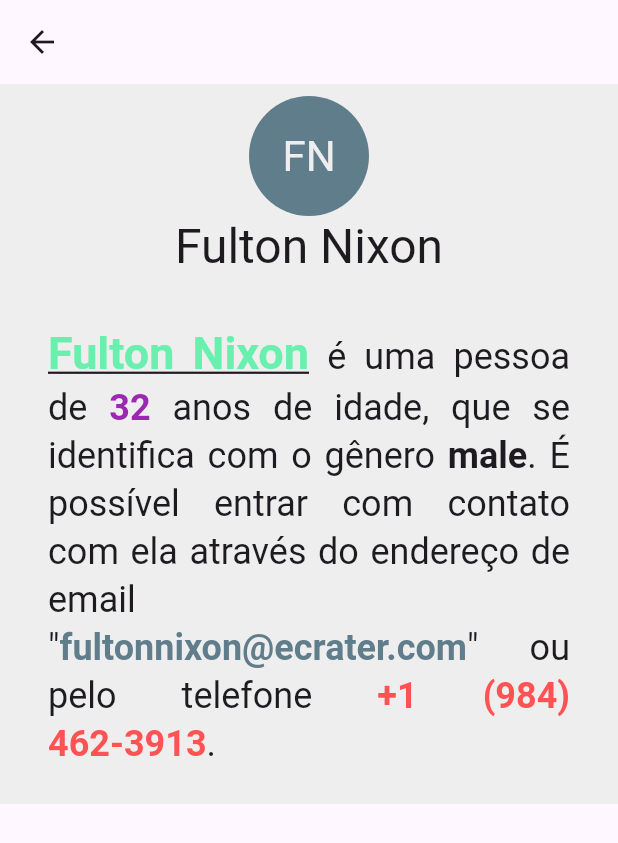
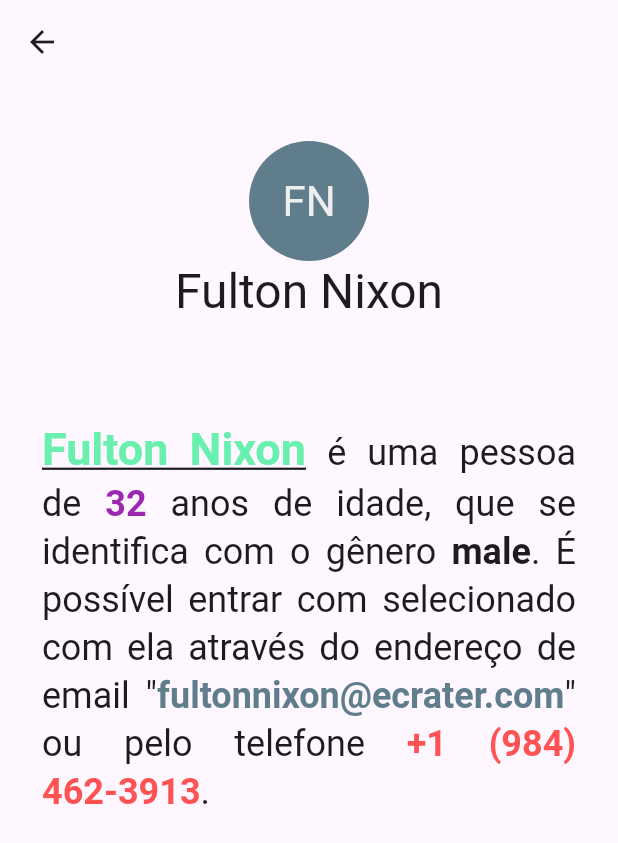
Before and after one commit to alcemirsantos/responsive_app, a Flutter app: the screen it shows after launch, after a tap on "Fulton Nixon", on a phone screen of 412 x 824 dp. Shown: the top 843 px of the screen. Run offline on Flutter 3.47's test engine with Material 3 defaults, Android fonts, the phone set to English and light mode, and no system bars; our stand-ins replace responsive_builder; Roboto replaces fonts that are missing (Times).

Commit message:
atualizei DetalhesContato para remover a dependência direta de Contato.

```diff
--- a/lib/main.dart
+++ b/lib/main.dart
@@ -1,6 +1,9 @@
 import 'package:flutter/material.dart';
+import 'package:provider/provider.dart';
 
 import 'package:responsive_app/screens/pagina_inicial.dart';
+
+import 'core/selecao.dart';
 
 void main() {
   runApp(
@@ -18,7 +21,10 @@ class MyApp extends StatelessWidget {
       theme: ThemeData(
         primarySwatch: Colors.blueGrey,
       ),
-      home: const PaginaInicial(),
+      home: ListenableProvider(
+        create: (_) => SelecaoDeContato(),
+        child: const PaginaInicial(),
+      ),
     );
   }
 }
--- a/lib/screens/pagina_inicial.dart
+++ b/lib/screens/pagina_inicial.dart
@@ -1,8 +1,10 @@
 import 'package:flutter/material.dart';
+import 'package:provider/provider.dart';
 
 import 'package:responsive_app/models/contato.dart';
 import 'package:responsive_builder/responsive_builder.dart';
 
+import '../core/selecao.dart';
 import '../screens/widgets/detalhes_contato.dart';
 import 'widgets/lista_contatos.dart';
 
@@ -33,34 +35,29 @@ class PaginaInicialPortrait extends StatelessWidget {
   @override
   Widget build(BuildContext context) {
     return Scaffold(
-      appBar: AppBar(
-        title: const Text('Lista de Contatos'),
-      ),
+      appBar: AppBar(title: const Text('Lista de Contatos')),
       body: ListaDeContatos(
-        onContatoTap: (contatoSelecionado) => Navigator.of(context).push(
-          MaterialPageRoute(
-            builder: (context) => Scaffold(
-              appBar: AppBar(),
-              body: DetalhesContato(
-                contato: contatoSelecionado,
+        onContatoTap: (contatoSelecionado) {
+          Provider.of<SelecaoDeContato>(context, listen: false)
+              .atualizarSelecao(contatoSelecionado);
+
+          Navigator.of(context).push(
+            MaterialPageRoute(
+              builder: (context) => Scaffold(
+                appBar: AppBar(),
+                body: const DetalhesContato(),
               ),
+              settings: RouteSettings(arguments: contatoSelecionado),
             ),
-          ),
-        ),
+          );
+        },
       ),
     );
   }
 }
 
-class PaginaInicialLandscape extends StatefulWidget {
-  const PaginaInicialLandscape({Key? key}) : super(key: key);
-
-  @override
-  State<PaginaInicialLandscape> createState() => _PaginaInicialLandscapeState();
-}
-
-class _PaginaInicialLandscapeState extends State<PaginaInicialLandscape> {
-  Contato? _contatoSelecionado;
+class PaginaInicialLandscape extends StatelessWidget {
+  const PaginaInicialLandscape({Key? key});
 
   @override
   Widget build(BuildContext context) {
@@ -72,18 +69,15 @@ class _PaginaInicialLandscapeState extends State<PaginaInicialLandscape> {
               flex: 1,
               fit: FlexFit.tight,
               child: ListaDeContatos(
-                onContatoTap: (contato) {
-                  setState(() {
-                    _contatoSelecionado = contato;
-                  });
+                onContatoTap: (contatoSelecionado) {
+                  Provider.of<SelecaoDeContato>(context, listen: false)
+                      .atualizarSelecao(contatoSelecionado);
                 },
               ),
             ),
             Flexible(
               flex: 2,
-              child: DetalhesContato(
-                contato: _contatoSelecionado,
-              ),
+              child: DetalhesContato(),
             ),
           ],
         ),
--- a/lib/screens/widgets/detalhes_contato.dart
+++ b/lib/screens/widgets/detalhes_contato.dart
@@ -1,10 +1,11 @@
 import 'package:flutter/material.dart';
+import 'package:provider/provider.dart';
+import 'package:responsive_app/core/selecao.dart';
 
 import '../../models/contato.dart';
 
 class DetalhesContato extends StatelessWidget {
-  final Contato? contato;
-  const DetalhesContato({Key? key, required this.contato}) : super(key: key);
+  const DetalhesContato({Key? key}) : super(key: key);
 
   String iniciais(String nome) {
     List<String> nomes = nome.split(' ');
@@ -17,7 +18,14 @@ class DetalhesContato extends StatelessWidget {
 
   @override
   Widget build(BuildContext context) {
-    if (contato == null) {
+    // tenta buscar o contato na rota de navegação
+    Contato? selecionado =
+        ModalRoute.of(context)!.settings.arguments as Contato?;
+
+    if (selecionado == null) {
+      // caso não tenha contato na rota, busca pelo contexto de seleção
+      selecionado = Provider.of<SelecaoDeContato>(context).atual;
+      if (selecionado == null) {
         return Center(
           child: Text(
             'Nada selecionado ainda!',
@@ -25,16 +33,15 @@ class DetalhesContato extends StatelessWidget {
           ),
         );
       }
-    return Container(
-      color: Colors.grey.shade200,
-      padding: const EdgeInsets.symmetric(horizontal: 8.0),
-      child: SingleChildScrollView(
+    }
+
+    return SingleChildScrollView(
       child: Column(
         mainAxisAlignment: MainAxisAlignment.spaceAround,
         crossAxisAlignment: CrossAxisAlignment.stretch,
         children: [
           Padding(
-              padding: const EdgeInsets.all(8.0),
+            padding: const EdgeInsets.all(38.0),
             child: Column(
               children: [
                 CircleAvatar(
@@ -42,31 +49,28 @@ class DetalhesContato extends StatelessWidget {
                   maxRadius: 40,
                   backgroundColor: Colors.blueGrey,
                   child: Text(
-                      iniciais(contato!.nome),
+                    iniciais(selecionado!.nome),
                     style: Theme.of(context).textTheme.headlineMedium?.copyWith(
                           color: Colors.grey.shade200,
                         ),
                   ),
                 ),
                 Text(
-                    contato!.nome,
+                  selecionado!.nome,
                   style: Theme.of(context).textTheme.headlineLarge,
                 ),
               ],
             ),
           ),
           Padding(
-              padding: const EdgeInsets.all(24.0),
-              child: Column(
-                crossAxisAlignment: CrossAxisAlignment.start,
-                children: [
-                  RichText(
+            padding: const EdgeInsets.all(28.0),
+            child: RichText(
               textAlign: TextAlign.justify,
               text: TextSpan(
                 style: Theme.of(context).textTheme.headlineSmall,
                 children: <TextSpan>[
                   TextSpan(
-                          text: contato!.nome,
+                    text: selecionado!.nome,
                     style: Theme.of(context).textTheme.headlineSmall?.copyWith(
                           fontSize: 30,
                           fontWeight: FontWeight.bold,
@@ -78,7 +82,7 @@ class DetalhesContato extends StatelessWidget {
                     text: ' é uma pessoa de ',
                   ),
                   TextSpan(
-                          text: '${contato!.idade}',
+                    text: '${selecionado!.idade}',
                     style: Theme.of(context).textTheme.headlineSmall?.copyWith(
                           fontWeight: FontWeight.bold,
                           color: Colors.purple,
@@ -88,7 +92,7 @@ class DetalhesContato extends StatelessWidget {
                     text: ' anos de idade, que se identifica com o gênero ',
                   ),
                   TextSpan(
-                          text: contato!.genero,
+                    text: selecionado!.genero,
                     style: Theme.of(context).textTheme.headlineSmall?.copyWith(
                           fontWeight: FontWeight.bold,
                           fontFamily: 'Times',
@@ -96,10 +100,10 @@ class DetalhesContato extends StatelessWidget {
                   ),
                   const TextSpan(
                     text:
-                              '. É possível entrar com contato com ela através do endereço de email "',
+                        '. É possível entrar com selecionado com ela através do endereço de email "',
                   ),
                   TextSpan(
-                          text: contato!.email,
+                    text: selecionado!.email,
                     style: Theme.of(context).textTheme.headlineSmall?.copyWith(
                           fontWeight: FontWeight.bold,
                           color: Colors.blueGrey,
@@ -109,7 +113,7 @@ class DetalhesContato extends StatelessWidget {
                     text: '" ou pelo telefone ',
                   ),
                   TextSpan(
-                          text: contato!.telefone,
+                    text: selecionado!.telefone,
                     style: Theme.of(context).textTheme.headlineSmall?.copyWith(
                           fontWeight: FontWeight.bold,
                           color: Colors.redAccent,
@@ -121,12 +125,8 @@ class DetalhesContato extends StatelessWidget {
                 ],
               ),
             ),
-
-                ],
-              ),
           )
         ],
-        ),
       ),
     );
   }
--- a/pubspec.yaml
+++ b/pubspec.yaml
@@ -30,10 +30,7 @@ dependencies:
   flutter:
     sdk: flutter
   responsive_builder: ^0.4.2
-
-  # The following adds the Cupertino Icons font to your application.
-  # Use with the CupertinoIcons class for iOS style icons.
-  cupertino_icons: ^1.0.2
+  provider: any
 
 dev_dependencies:
   flutter_test:
```
Also changed, not shown: lib/screens/widgets/lista_contatos.dart (+7 -5 lines), pubspec.lock. Lines whose indentation alone changed are shown as unchanged.
